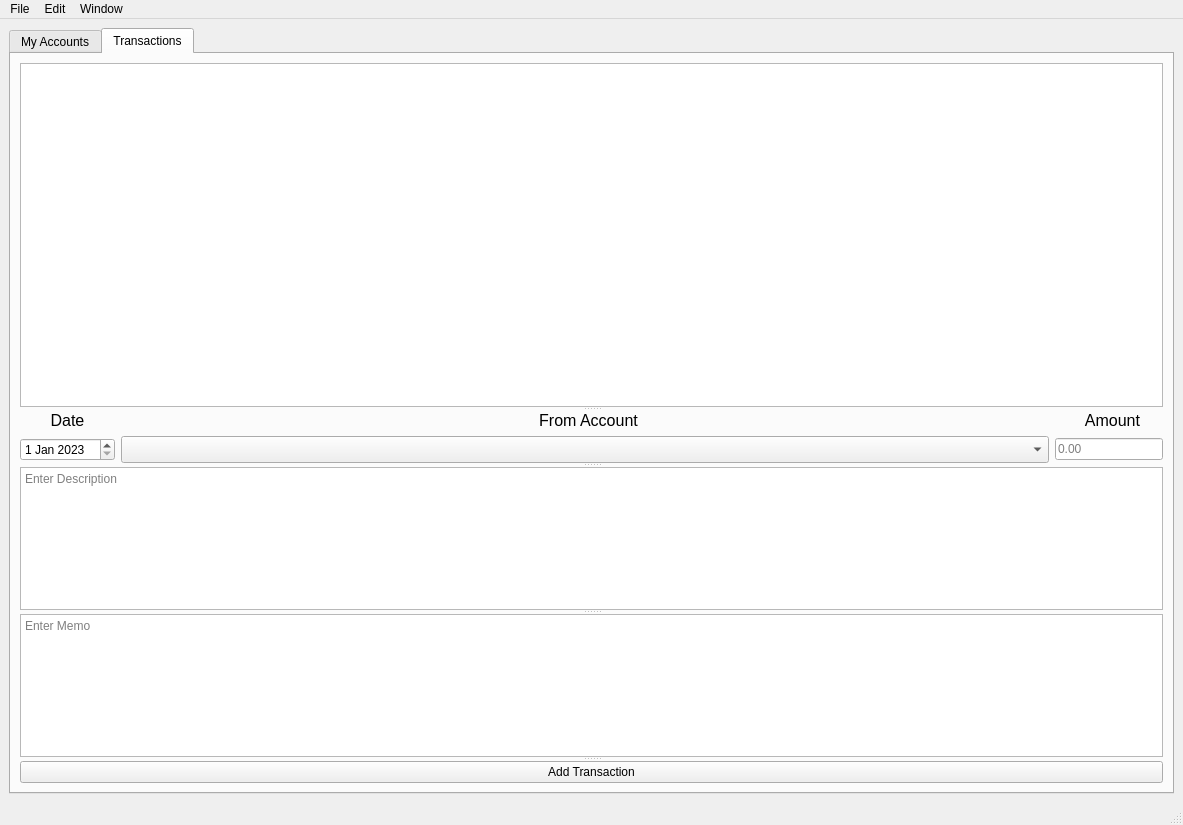
Above: ft_mainwindow.ui from TechMcKay/FinanceTracker before the change. Below: the same form after it.
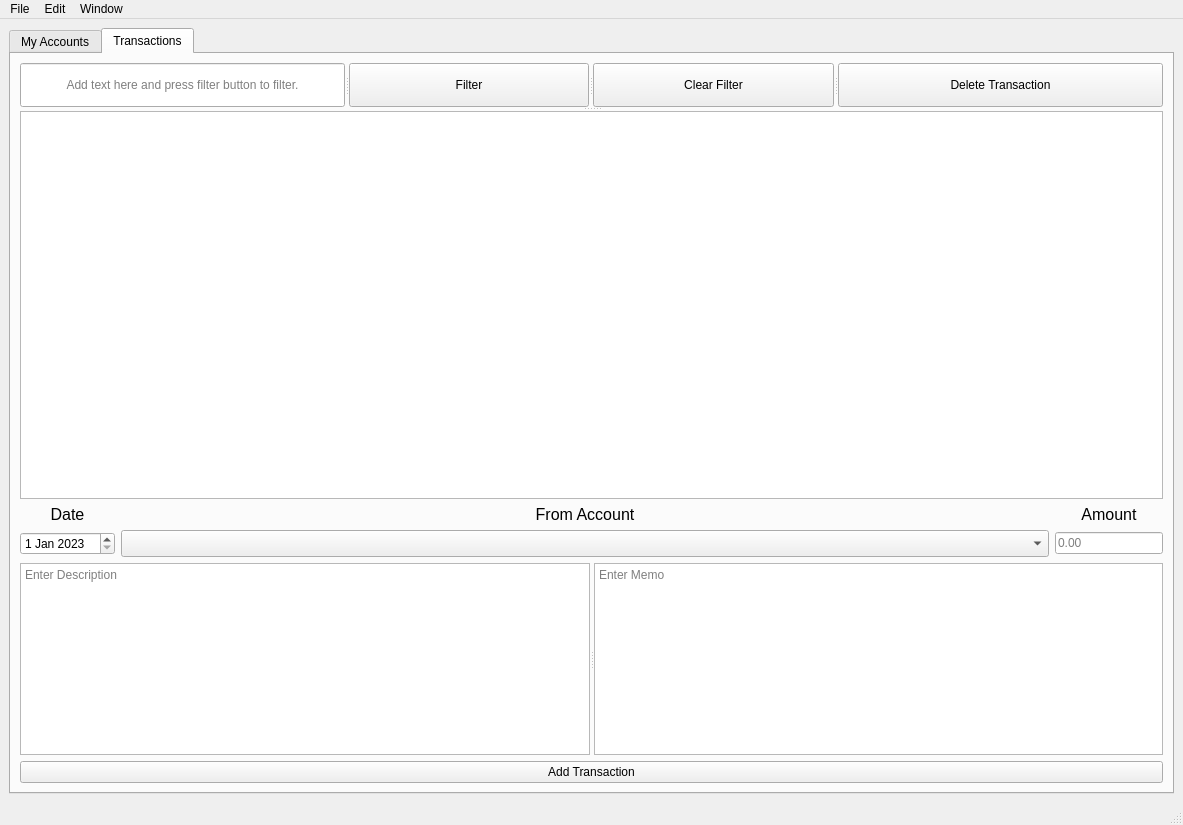
That is the form after the change.

Commit message: Added Transaction Tab filtering function, a Delete Transaction Button, and fixed None type error when adding data to Transaction Table

```diff
--- a/ft_mainwindow.ui
+++ b/ft_mainwindow.ui
@@ -26,7 +26,7 @@
      <verstretch>0</verstretch>
     </sizepolicy>
    </property>
-   <layout class="QHBoxLayout" name="horizontalLayout">
+   <layout class="QVBoxLayout" name="verticalLayout">
     <item>
      <widget class="QTabWidget" name="main_tabWidget">
       <property name="sizePolicy">
@@ -53,12 +53,40 @@
        <attribute name="title">
         <string>Transactions</string>
        </attribute>
-       <layout class="QHBoxLayout" name="horizontalLayout_2">
+       <layout class="QVBoxLayout" name="verticalLayout_2">
         <item>
          <widget class="QSplitter" name="splitter_2">
           <property name="orientation">
            <enum>Qt::Vertical</enum>
           </property>
+          <widget class="QSplitter" name="splitter">
+           <property name="orientation">
+            <enum>Qt::Horizontal</enum>
+           </property>
+           <widget class="QLineEdit" name="transactionFilterLineEdit">
+            <property name="alignment">
+             <set>Qt::AlignCenter</set>
+            </property>
+            <property name="placeholderText">
+             <string>Add text here and press filter button to filter.</string>
+            </property>
+           </widget>
+           <widget class="QPushButton" name="transactionFilterButton">
+            <property name="text">
+             <string>Filter</string>
+            </property>
+           </widget>
+           <widget class="QPushButton" name="clearTransactionFilterButton">
+            <property name="text">
+             <string>Clear Filter</string>
+            </property>
+           </widget>
+           <widget class="QPushButton" name="deleteTransactionButton">
+            <property name="text">
+             <string>Delete Transaction</string>
+            </property>
+           </widget>
+          </widget>
           <widget class="QTableWidget" name="transaction_table">
            <property name="enabled">
             <bool>true</bool>
@@ -94,8 +122,10 @@
             <bool>false</bool>
            </attribute>
           </widget>
-          <widget class="QWidget" name="layoutWidget">
-           <layout class="QGridLayout" name="gridLayout" rowstretch="0,0" columnstretch="0,1,0,0" columnminimumwidth="0,0,1,0">
+         </widget>
+        </item>
+        <item>
+         <layout class="QGridLayout" name="gridLayout_2" columnstretch="0,1,0">
             <item row="0" column="0">
              <widget class="QLabel" name="label">
               <property name="font">
@@ -111,7 +141,7 @@
               </property>
              </widget>
             </item>
-            <item row="0" column="1" colspan="2">
+          <item row="0" column="1">
              <widget class="QLabel" name="label_2">
               <property name="font">
                <font>
@@ -129,7 +159,7 @@
               </property>
              </widget>
             </item>
-            <item row="0" column="3">
+          <item row="0" column="2">
              <widget class="QLabel" name="label_3">
               <property name="font">
                <font>
@@ -173,7 +203,7 @@
               </property>
              </widget>
             </item>
-            <item row="1" column="2" colspan="2">
+          <item row="1" column="2">
              <widget class="QLineEdit" name="amountLineEdit">
               <property name="placeholderText">
                <string>0.00</string>
@@ -181,10 +211,11 @@
              </widget>
             </item>
            </layout>
-          </widget>
-          <widget class="QSplitter" name="splitter">
+        </item>
+        <item>
+         <widget class="QSplitter" name="splitter_3">
            <property name="orientation">
-            <enum>Qt::Vertical</enum>
+           <enum>Qt::Horizontal</enum>
            </property>
            <widget class="QPlainTextEdit" name="descriptionTextEdit">
             <property name="contextMenuPolicy">
@@ -212,12 +243,13 @@
             </property>
            </widget>
           </widget>
+        </item>
+        <item>
           <widget class="QPushButton" name="addTransactionButton">
            <property name="text">
             <string>Add Transaction</string>
            </property>
           </widget>
-         </widget>
         </item>
        </layout>
       </widget>
```
Left out of the diff: 14 changed lines with no effect on the pictures. Lines whose indentation alone changed are shown as unchanged. The commit also changes 4 other files.
